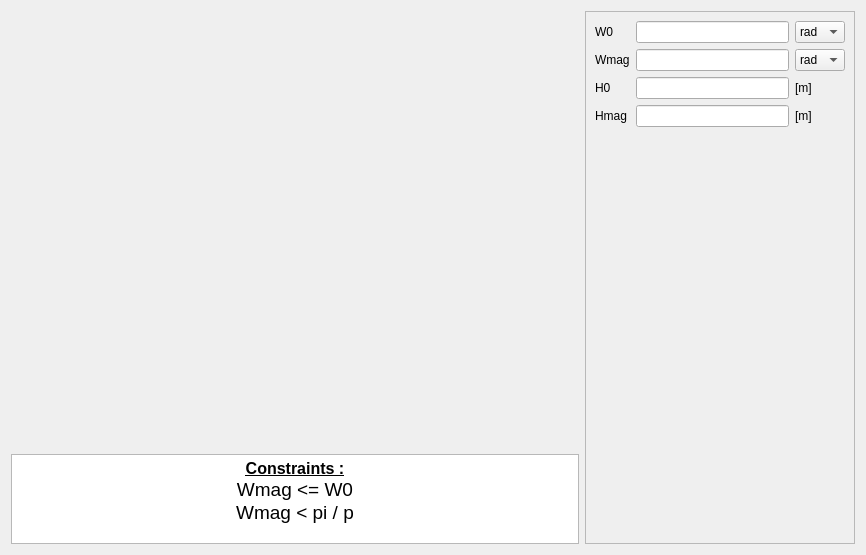
Before: the Qt Designer form pyleecan/GUI/Dialog/DMachineSetup/SMSlot/PMSlot11/PMSlot11.ui in Eomys/pyleecan, drawn with Qt 5.
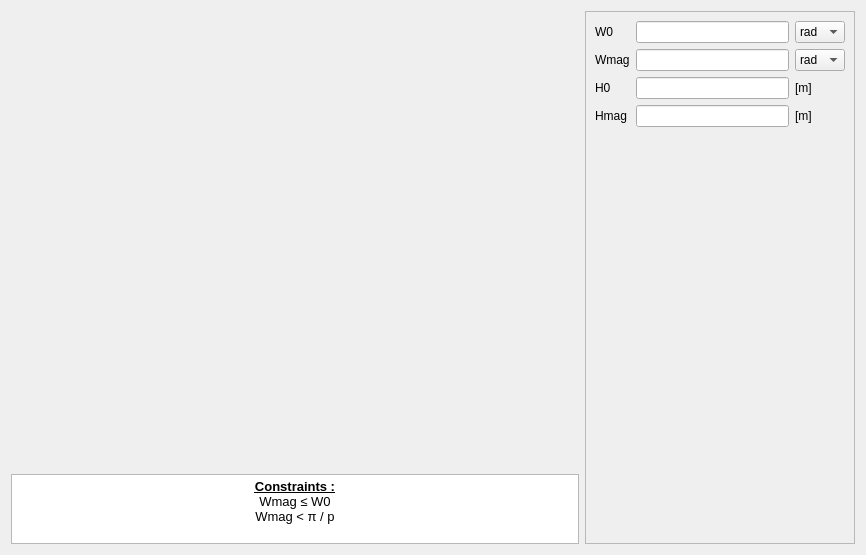
After: the same form once the commit is applied. Icons and pictures are not drawn. Custom widgets are drawn as their Qt base class.

Commit message: [NF] update QTextEdit font when generating GUI + better display math symbols

Patch:
```diff
--- a/pyleecan/GUI/Dialog/DMachineSetup/SMSlot/PMSlot11/PMSlot11.ui
+++ b/pyleecan/GUI/Dialog/DMachineSetup/SMSlot/PMSlot11/PMSlot11.ui
@@ -67,13 +67,13 @@
        <property name="minimumSize">
         <size>
          <width>0</width>
-         <height>90</height>
+         <height>0</height>
         </size>
        </property>
        <property name="maximumSize">
         <size>
          <width>16777215</width>
-         <height>90</height>
+         <height>70</height>
         </size>
        </property>
        <property name="verticalScrollBarPolicy">
@@ -84,9 +84,9 @@
 &lt;html&gt;&lt;head&gt;&lt;meta name=&quot;qrichtext&quot; content=&quot;1&quot; /&gt;&lt;style type=&quot;text/css&quot;&gt;
 p, li { white-space: pre-wrap; }
 &lt;/style&gt;&lt;/head&gt;&lt;body style=&quot; font-family:'MS Shell Dlg 2'; font-size:7.8pt; font-weight:400; font-style:normal;&quot;&gt;
-&lt;p align=&quot;center&quot; style=&quot; margin-top:0px; margin-bottom:0px; margin-left:0px; margin-right:0px; -qt-block-indent:0; text-indent:0px;&quot;&gt;&lt;span style=&quot; font-size:12pt; font-weight:600; text-decoration: underline;&quot;&gt;Constraints :&lt;/span&gt;&lt;/p&gt;
-&lt;p align=&quot;center&quot; style=&quot; margin-top:0px; margin-bottom:0px; margin-left:0px; margin-right:0px; -qt-block-indent:0; text-indent:0px;&quot;&gt;&lt;span style=&quot; font-size:14pt;&quot;&gt;Wmag &amp;lt;= W0&lt;/span&gt;&lt;/p&gt;
-&lt;p align=&quot;center&quot; style=&quot; margin-top:0px; margin-bottom:0px; margin-left:0px; margin-right:0px; -qt-block-indent:0; text-indent:0px;&quot;&gt;&lt;span style=&quot; font-size:14pt;&quot;&gt;Wmag &amp;lt; pi / p&lt;/span&gt;&lt;/p&gt;&lt;/body&gt;&lt;/html&gt;</string>
+&lt;p align=&quot;center&quot; style=&quot; margin-top:0px; margin-bottom:0px; margin-left:0px; margin-right:0px; -qt-block-indent:0; text-indent:0px;&quot;&gt;&lt;span style=&quot; font-size:10pt; font-weight:600; text-decoration: underline;&quot;&gt;Constraints :&lt;/span&gt;&lt;/p&gt;
+&lt;p align=&quot;center&quot; style=&quot; margin-top:0px; margin-bottom:0px; margin-left:0px; margin-right:0px; -qt-block-indent:0; text-indent:0px;&quot;&gt;&lt;span style=&quot; font-size:10pt;&quot;&gt;Wmag ≤ W0&lt;/span&gt;&lt;/p&gt;
+&lt;p align=&quot;center&quot; style=&quot; margin-top:0px; margin-bottom:0px; margin-left:0px; margin-right:0px; -qt-block-indent:0; text-indent:0px;&quot;&gt;&lt;span style=&quot; font-size:10pt;&quot;&gt;Wmag &amp;lt; π / p&lt;/span&gt;&lt;/p&gt;&lt;/body&gt;&lt;/html&gt;</string>
        </property>
        <property name="textInteractionFlags">
         <set>Qt::TextSelectableByKeyboard|Qt::TextSelectableByMouse</set>
```
The commit also changes 66 other files.
